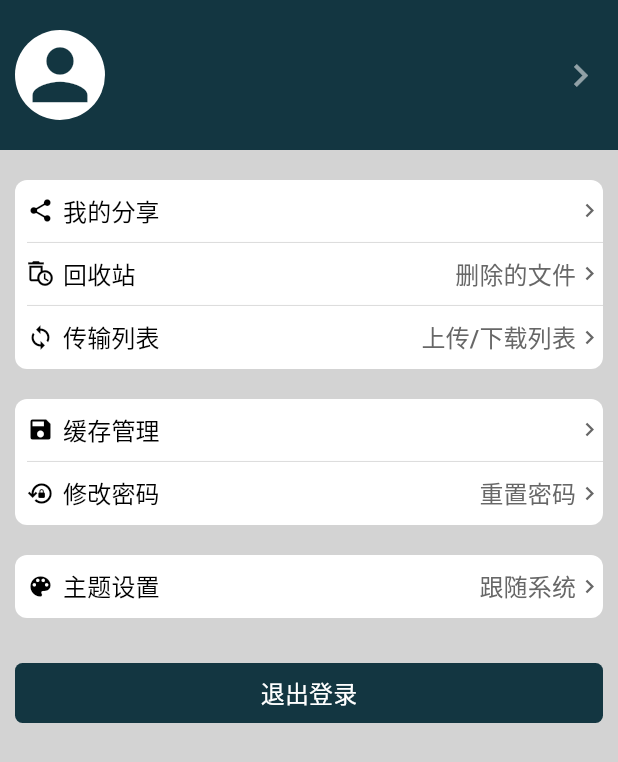
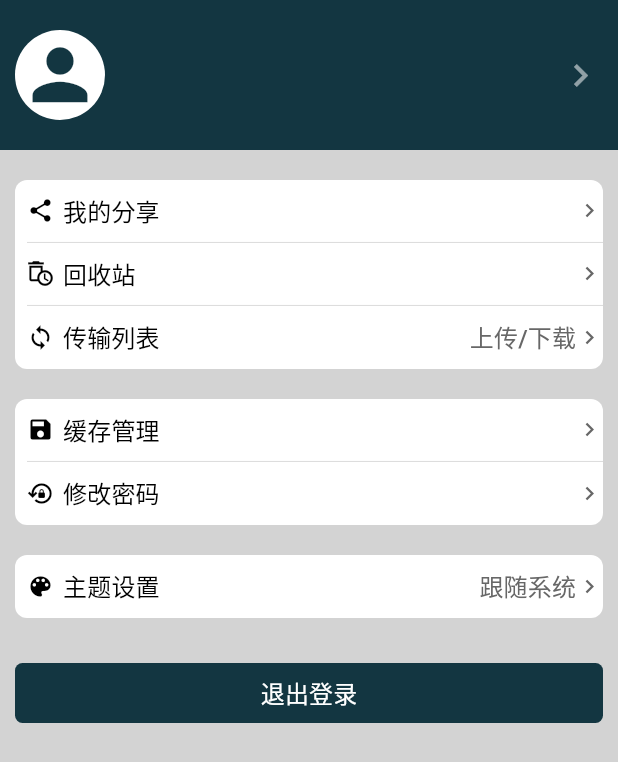
Before and after one commit to DAIRO-HY/DairoDfsApp, a Flutter app: the MinePage screen opened directly, on a phone screen of 412 x 824 dp. Shown: the top 762 px of the screen. Run offline on Flutter 3.47's test engine with Material 3 defaults, Android fonts, the phone set to English and light mode, and no system bars; our stand-ins replace adaptive_dialog, cached_network_image, device_info_plus, file, file_picker, flutter_cache_manager and 9 more; missing offline and left inert: flutter_picker_plus, sqlite3, video_player_win; accounts and stored records are empty; statements that could not run were skipped.

Commit message:
修改一些文字内容

```diff
--- a/lib/page/mine/MinePage.dart
+++ b/lib/page/mine/MinePage.dart
@@ -64,13 +64,12 @@ class _MinePageState extends State<MinePage> {
                             }),
                             ItemButton(
                               "回收站",
-                              tip: "删除的文件",
                               icon: Icons.auto_delete_outlined,
                               onPressed: () {
                                 context.toPage(TrashPage());
                               },
                             ),
-                            ItemButton("传输列表", tip: "上传/下载列表", icon: Icons.sync, onPressed: () {
+                            ItemButton("传输列表", tip: "上传/下载", icon: Icons.sync, onPressed: () {
                               if (DownloadDao.selectDownloadCount() > 0) {
                                 context.toPage(TransferPage(pageTag: TransferPage.PAGE_DOWNLOAD));
                               } else if (UploadDao.selectUploadCount() > 0) {
@@ -85,7 +84,7 @@ class _MinePageState extends State<MinePage> {
                             ItemButton("缓存管理", icon: Icons.save, onPressed: () {
                               context.toPage(CachePage());
                             }),
-                            ItemButton("修改密码", tip: "重置密码", icon: Icons.lock_reset_outlined, onPressed: () {
+                            ItemButton("修改密码", icon: Icons.lock_reset_outlined, onPressed: () {
                               context.toPage(ModifyPwdPage());
                             })
                           ]),
```
